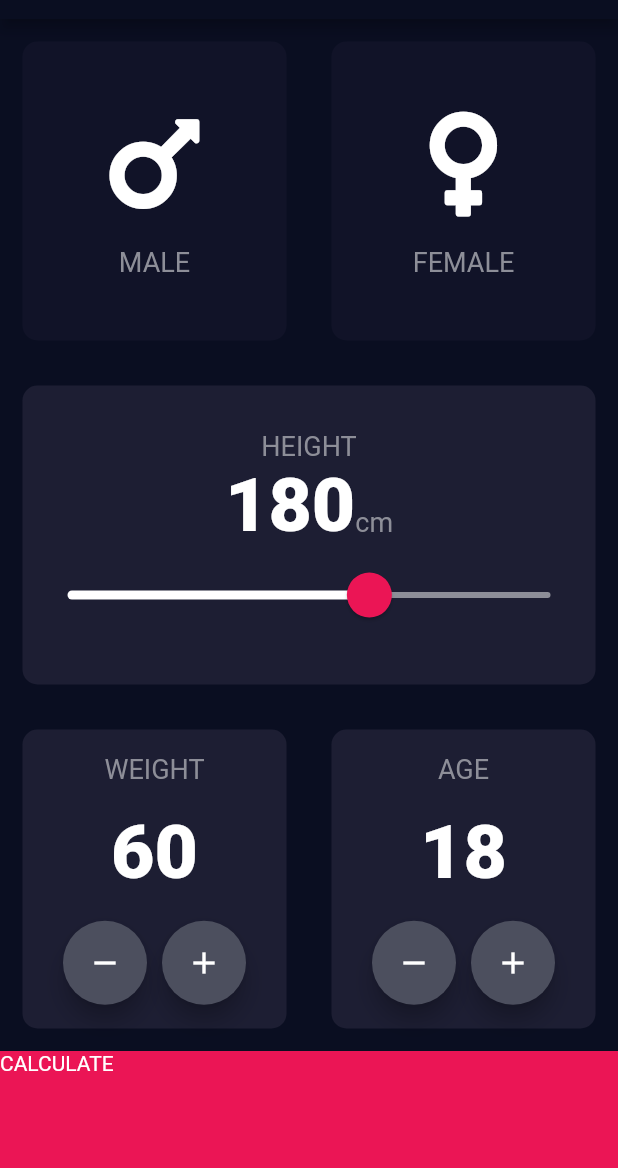
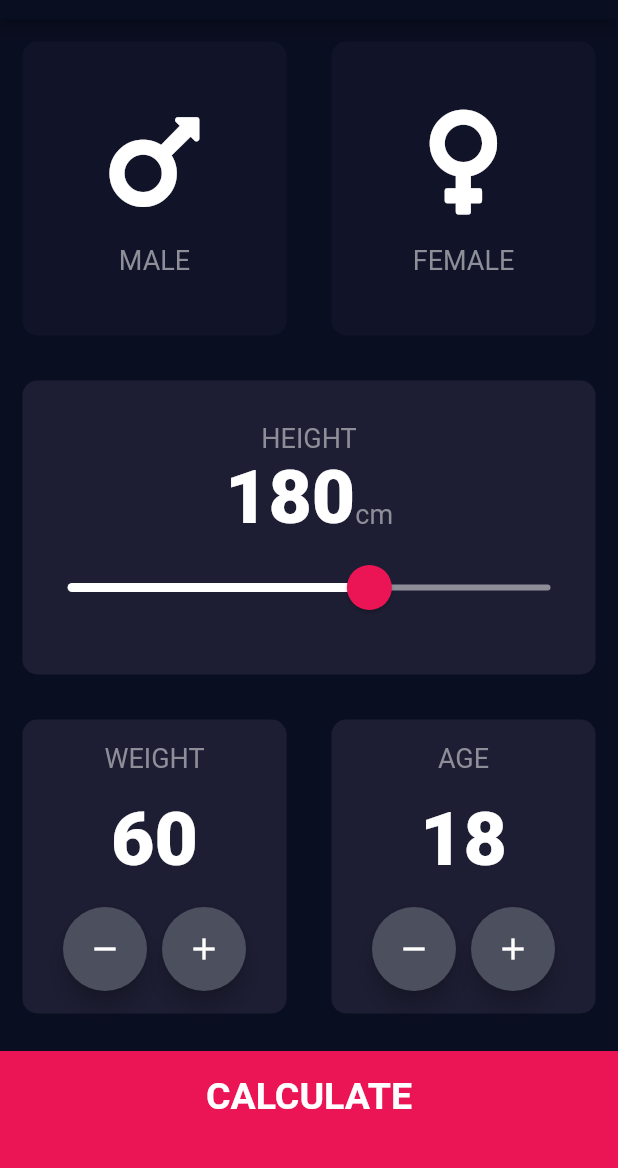
Before and after one commit to ALonghi/flutter-bmi-calculator, a Flutter app: the screen it shows after launch, on a phone screen of 412 x 824 dp, the part 65-1233 px from its top. Run offline on Flutter 3.47's test engine with Material 2 defaults, Android fonts, the phone set to English and light mode, and no system bars; our stand-ins replace font_awesome_flutter.

Commit message:
Completed app

```diff
--- /dev/null
+++ b/lib/calculator_brain.dart
@@ -0,0 +1,33 @@
+import 'dart:math';
+
+class CalculatorBrain {
+  final int height;
+  final int weight;
+
+  double _bmi;
+
+  CalculatorBrain({this.height, this.weight});
+
+  String calculateBMI() {
+    _bmi = weight / pow(height / 100, 2);
+    return _bmi.toStringAsFixed(1);
+  }
+
+  String getResult() {
+    if (_bmi >= 25)
+      return 'Overweight';
+    else if (_bmi > 18.5)
+      return 'Normal';
+    else
+      return 'Underweight';
+  }
+
+  String getInterpretation() {
+    if (_bmi >= 25)
+      return 'Overweight';
+    else if (_bmi > 18.5)
+      return 'Normal';
+    else
+      return 'Underweight';
+  }
+}
--- /dev/null
+++ b/lib/components/bottom_button.dart
@@ -0,0 +1,25 @@
+import 'package:flutter/cupertino.dart';
+
+import '../constants.dart';
+
+class BottomButton extends StatelessWidget {
+  BottomButton({@required this.onTap, @required this.buttonTitle});
+  final Function onTap;
+  final String buttonTitle;
+
+  @override
+  Widget build(BuildContext context) {
+    return GestureDetector(
+      onTap: onTap,
+      child: Container(
+          child: Center(
+            child: Text(buttonTitle, style: kLargeButtonTextStyle),
+          ),
+          margin: EdgeInsets.only(top: 10.0),
+          padding: EdgeInsets.only(bottom: 20.0),
+          color: kbottomContainerColor,
+          width: double.infinity,
+          height: kbottomContainerHeight),
+    );
+  }
+}
--- /dev/null
+++ b/lib/components/icon_content.dart
@@ -0,0 +1,26 @@
+import 'package:flutter/cupertino.dart';
+
+import '../constants.dart';
+
+class CardContent extends StatelessWidget {
+  CardContent({this.icon, this.label});
+  final IconData icon;
+  final String label;
+
+  @override
+  Widget build(BuildContext context) {
+    return Column(
+      mainAxisAlignment: MainAxisAlignment.center,
+      children: <Widget>[
+        Icon(
+          icon,
+          size: 80.0,
+        ),
+        SizedBox(
+          height: 15.0,
+        ),
+        Text(label, style: klabelTextStyle),
+      ],
+    );
+  }
+}
--- /dev/null
+++ b/lib/components/round_icon_button.dart
@@ -0,0 +1,23 @@
+import 'package:flutter/cupertino.dart';
+import 'package:flutter/material.dart';
+
+class RoundIconButton extends StatelessWidget {
+  RoundIconButton({@required this.onPressed, this.icon});
+  final Function onPressed;
+  final IconData icon;
+
+  @override
+  Widget build(BuildContext context) {
+    return RawMaterialButton(
+      onPressed: onPressed,
+      child: Icon(icon),
+      elevation: 6.0,
+      constraints: BoxConstraints.tightFor(
+        width: 56.0,
+        height: 56.0,
+      ),
+      shape: CircleBorder(),
+      fillColor: Color(0xFF4C4F5E),
+    );
+  }
+}
--- a/lib/constants.dart
+++ b/lib/constants.dart
@@ -12,5 +12,19 @@ const klabelTextStyle = TextStyle(
 
 const kdisplayTextStyle = TextStyle(
   fontSize: 50.0,
-  fontWeight: FontWeight.w900,
+  fontWeight: FontWeight.w800,
 );
+
+const kLargeButtonTextStyle =
+    TextStyle(fontSize: 25.0, fontWeight: FontWeight.bold);
+
+const kTitleTextStyle = TextStyle(fontSize: 50.0, fontWeight: FontWeight.bold);
+
+const kResultTextStyle = TextStyle(
+    color: Color(0xFF24D876), fontSize: 22.0, fontWeight: FontWeight.bold);
+
+const kBMITextStyle = TextStyle(fontSize: 100.0, fontWeight: FontWeight.bold);
+
+const kBodyTextStyle = TextStyle(
+  fontSize: 22.0,
+);
--- a/lib/icon_content.dart
+++ /dev/null
@@ -1,26 +0,0 @@
-import 'package:flutter/cupertino.dart';
-
-import 'constants.dart';
-
-class CardContent extends StatelessWidget {
-  CardContent({this.icon, this.label});
-  final IconData icon;
-  final String label;
-
-  @override
-  Widget build(BuildContext context) {
-    return Column(
-      mainAxisAlignment: MainAxisAlignment.center,
-      children: <Widget>[
-        Icon(
-          icon,
-          size: 80.0,
-        ),
-        SizedBox(
-          height: 15.0,
-        ),
-        Text(label, style: klabelTextStyle),
-      ],
-    );
-  }
-}
--- a/lib/input_page.dart
+++ /dev/null
@@ -1,186 +0,0 @@
-import 'package:flutter/material.dart';
-import 'package:font_awesome_flutter/font_awesome_flutter.dart';
-
-import 'constants.dart';
-import 'icon_content.dart';
-import 'results_page.dart';
-import 'reusable_card.dart';
-
-enum GenderEnum { MALE, FEMALE }
-
-class InputPage extends StatefulWidget {
-  @override
-  _InputPageState createState() => _InputPageState();
-}
-
-class _InputPageState extends State<InputPage> {
-  GenderEnum selectedGender;
-  int height = 180;
-  int weight = 60;
-  int age = 18;
-
-  @override
-  Widget build(BuildContext context) {
-    return Scaffold(
-      appBar: AppBar(
-        title: Text('BMI CALCULATOR'),
-      ),
-      body: Column(
-        crossAxisAlignment: CrossAxisAlignment.stretch,
-        children: <Widget>[
-          Expanded(
-            child: Row(
-              children: <Widget>[
-                Expanded(
-                  child: ReusableCard(
-                    onPress: (() =>
-                        setState(() => selectedGender = GenderEnum.MALE)),
-                    color: selectedGender == GenderEnum.MALE
-                        ? kactiveCardColor
-                        : kinactiveCardColor,
-                    cardChild: CardContent(
-                      icon: FontAwesomeIcons.mars,
-                      label: 'MALE',
-                    ),
-                  ),
-                ),
-                Expanded(
-                  child: ReusableCard(
-                    onPress: (() =>
-                        setState(() => selectedGender = GenderEnum.FEMALE)),
-                    color: selectedGender == GenderEnum.FEMALE
-                        ? kactiveCardColor
-                        : kinactiveCardColor,
-                    cardChild: CardContent(
-                      icon: FontAwesomeIcons.venus,
-                      label: 'FEMALE',
-                    ),
-                  ),
-                ),
-              ],
-            ),
-          ),
-          Expanded(
-            child: ReusableCard(
-              color: kactiveCardColor,
-              cardChild: Column(
-                mainAxisAlignment: MainAxisAlignment.center,
-                children: <Widget>[
-                  Text('HEIGHT', style: klabelTextStyle),
-                  Row(
-                    mainAxisAlignment: MainAxisAlignment.center,
-                    crossAxisAlignment: CrossAxisAlignment.baseline,
-                    textBaseline: TextBaseline.alphabetic,
-                    children: <Widget>[
-                      Text(
-                        height.toString(),
-                        style: kdisplayTextStyle,
-                      ),
-                      Text('cm', style: klabelTextStyle),
-                    ],
-                  ),
-                  Slider(
-                    value: height.toDouble(),
-                    min: 80.0,
-                    max: 240.0,
-                    onChanged: (double newHeight) {
-                      setState(() {
-                        height = newHeight.round();
-                      });
-                    },
-                  ),
-                ],
-              ),
-            ),
-          ),
-          Expanded(
-            child: Row(
-              children: <Widget>[
-                Expanded(
-                  child: ReusableCard(
-                    color: kactiveCardColor,
-                    cardChild: Column(
-                      mainAxisAlignment: MainAxisAlignment.spaceEvenly,
-                      children: <Widget>[
-                        Text('WEIGHT', style: klabelTextStyle),
-                        Text(weight.toString(), style: kdisplayTextStyle),
-                        Row(
-                          mainAxisAlignment: MainAxisAlignment.center,
-                          children: <Widget>[
-                            RoundIconButton(
-                                onPressed: (() => setState(() => weight--)),
-                                icon: Icons.remove),
-                            SizedBox(width: 10.0),
-                            RoundIconButton(
-                                onPressed: (() => setState(() => weight++)),
-                                icon: Icons.add),
-                          ],
-                        )
-                      ],
-                    ),
-                  ),
-                ),
-                Expanded(
-                  child: ReusableCard(
-                    color: kactiveCardColor,
-                    cardChild: Column(
-                      mainAxisAlignment: MainAxisAlignment.spaceEvenly,
-                      children: <Widget>[
-                        Text('AGE', style: klabelTextStyle),
-                        Text(age.toString(), style: kdisplayTextStyle),
-                        Row(
-                          mainAxisAlignment: MainAxisAlignment.center,
-                          children: <Widget>[
-                            RoundIconButton(
-                                onPressed: (() => setState(() => age--)),
-                                icon: Icons.remove),
-                            SizedBox(width: 10.0),
-                            RoundIconButton(
-                                onPressed: (() => setState(() => age++)),
-                                icon: Icons.add),
-                          ],
-                        )
-                      ],
-                    ),
-                  ),
-                ),
-              ],
-            ),
-          ),
-          GestureDetector(
-            onTap: () {
-              Navigator.push(context,
-                  MaterialPageRoute(builder: (context) => ResultsPage()));
-            },
-            child: Container(
-                child: Text('CALCULATE'),
-                color: kbottomContainerColor,
-                width: double.infinity,
-                height: kbottomContainerHeight),
-          ),
-        ],
-      ),
-    );
-  }
-}
-
-class RoundIconButton extends StatelessWidget {
-  RoundIconButton({@required this.onPressed, this.icon});
-  final Function onPressed;
-  final IconData icon;
-
-  @override
-  Widget build(BuildContext context) {
-    return RawMaterialButton(
-      onPressed: onPressed,
-      child: Icon(icon),
-      elevation: 6.0,
-      constraints: BoxConstraints.tightFor(
-        width: 56.0,
-        height: 56.0,
-      ),
-      shape: CircleBorder(),
-      fillColor: Color(0xFF4C4F5E),
-    );
-  }
-}
--- a/lib/main.dart
+++ b/lib/main.dart
@@ -1,6 +1,6 @@
 import 'package:flutter/material.dart';
 
-import 'input_page.dart';
+import 'screens/input_page.dart';
 
 void main() => runApp(BMICalculator());
 
--- /dev/null
+++ b/lib/screens/input_page.dart
@@ -0,0 +1,174 @@
+import 'package:flutter/material.dart';
+import 'package:font_awesome_flutter/font_awesome_flutter.dart';
+
+import '../calculator_brain.dart';
+import '../components/bottom_button.dart';
+import '../components/icon_content.dart';
+import '../components/reusable_card.dart';
+import '../components/round_icon_button.dart';
+import '../constants.dart';
+import 'results_page.dart';
+
+enum GenderEnum { MALE, FEMALE }
+
+class InputPage extends StatefulWidget {
+  @override
+  _InputPageState createState() => _InputPageState();
+}
+
+class _InputPageState extends State<InputPage> {
+  GenderEnum selectedGender;
+  int height = 180;
+  int weight = 60;
+  int age = 18;
+
+  @override
+  Widget build(BuildContext context) {
+    return Scaffold(
+      appBar: AppBar(
+        title: Text('BMI CALCULATOR'),
+      ),
+      body: Column(
+        crossAxisAlignment: CrossAxisAlignment.stretch,
+        children: <Widget>[
+          Expanded(
+            child: Row(
+              children: <Widget>[
+                Expanded(
+                  child: ReusableCard(
+                    onPress: (() =>
+                        setState(() => selectedGender = GenderEnum.MALE)),
+                    color: selectedGender == GenderEnum.MALE
+                        ? kactiveCardColor
+                        : kinactiveCardColor,
+                    cardChild: CardContent(
+                      icon: FontAwesomeIcons.mars,
+                      label: 'MALE',
+                    ),
+                  ),
+                ),
+                Expanded(
+                  child: ReusableCard(
+                    onPress: (() =>
+                        setState(() => selectedGender = GenderEnum.FEMALE)),
+                    color: selectedGender == GenderEnum.FEMALE
+                        ? kactiveCardColor
+                        : kinactiveCardColor,
+                    cardChild: CardContent(
+                      icon: FontAwesomeIcons.venus,
+                      label: 'FEMALE',
+                    ),
+                  ),
+                ),
+              ],
+            ),
+          ),
+          Expanded(
+            child: ReusableCard(
+              color: kactiveCardColor,
+              cardChild: Column(
+                mainAxisAlignment: MainAxisAlignment.center,
+                children: <Widget>[
+                  Text('HEIGHT', style: klabelTextStyle),
+                  Row(
+                    mainAxisAlignment: MainAxisAlignment.center,
+                    crossAxisAlignment: CrossAxisAlignment.baseline,
+                    textBaseline: TextBaseline.alphabetic,
+                    children: <Widget>[
+                      Text(
+                        height.toString(),
+                        style: kdisplayTextStyle,
+                      ),
+                      Text('cm', style: klabelTextStyle),
+                    ],
+                  ),
+                  Slider(
+                    value: height.toDouble(),
+                    min: 80.0,
+                    max: 240.0,
+                    onChanged: (double newHeight) {
+                      setState(() {
+                        height = newHeight.round();
+                      });
+                    },
+                  ),
+                ],
+              ),
+            ),
+          ),
+          Expanded(
+            child: Row(
+              children: <Widget>[
+                Expanded(
+                  child: ReusableCard(
+                    color: kactiveCardColor,
+                    cardChild: Column(
+                      mainAxisAlignment: MainAxisAlignment.spaceEvenly,
+                      children: <Widget>[
+                        Text('WEIGHT', style: klabelTextStyle),
+                        Text(weight.toString(), style: kdisplayTextStyle),
+                        Row(
+                          mainAxisAlignment: MainAxisAlignment.center,
+                          children: <Widget>[
+                            RoundIconButton(
+                                onPressed: (() => setState(() => weight--)),
+                                icon: Icons.remove),
+                            SizedBox(width: 10.0),
+                            RoundIconButton(
+                                onPressed: (() => setState(() => weight++)),
+                                icon: Icons.add),
+                          ],
+                        )
+                      ],
+                    ),
+                  ),
+                ),
+                Expanded(
+                  child: ReusableCard(
+                    color: kactiveCardColor,
+                    cardChild: Column(
+                      mainAxisAlignment: MainAxisAlignment.spaceEvenly,
+                      children: <Widget>[
+                        Text('AGE', style: klabelTextStyle),
+                        Text(age.toString(), style: kdisplayTextStyle),
+                        Row(
+                          mainAxisAlignment: MainAxisAlignment.center,
+                          children: <Widget>[
+                            RoundIconButton(
+                                onPressed: (() => setState(() => age--)),
+                                icon: Icons.remove),
+                            SizedBox(width: 10.0),
+                            RoundIconButton(
+                                onPressed: (() => setState(() => age++)),
+                                icon: Icons.add),
+                          ],
+                        )
+                      ],
+                    ),
+                  ),
+                ),
+              ],
+            ),
+          ),
+          BottomButton(
+            buttonTitle: 'CALCULATE',
+            onTap: () {
+              CalculatorBrain calc =
+                  CalculatorBrain(height: height, weight: weight);
+              Navigator.push(
+                context,
+                MaterialPageRoute(
+                  builder: (context) => ResultsPage(
+                    bmiResult: calc.calculateBMI(),
+                    resultText: calc.getResult(),
+                    interpretation: calc.getInterpretation(),
+                  ),
+                ),
+              );
+            },
+          ),
+        ],
+      ),
+    );
+  }
+}
```
Also changed, not shown: lib/results_page.dart (deleted, +0 -13 lines), lib/screens/results_page.dart (added, +60 -0 lines), lib/components/reusable_card.dart (renamed from lib/reusable_card.dart), 9 other files.
